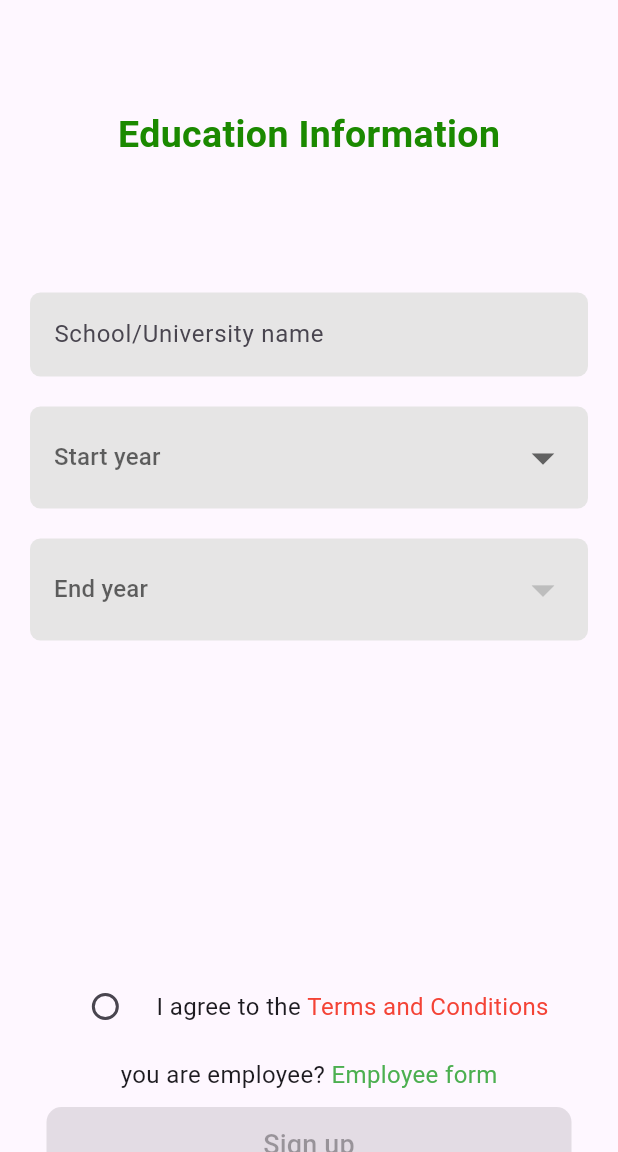
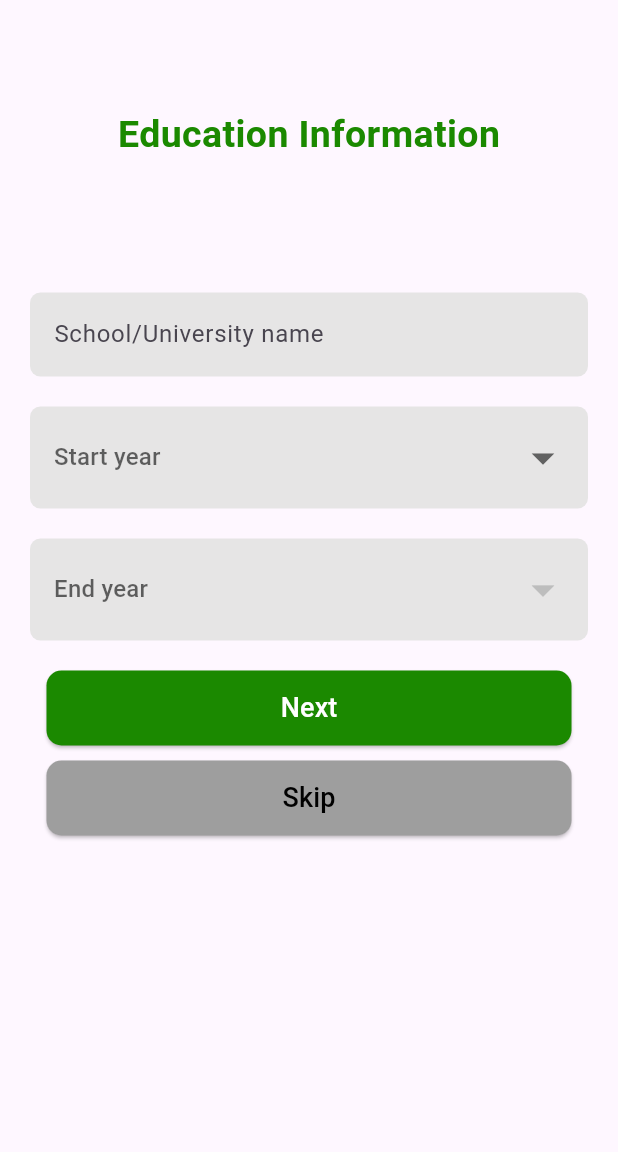
Before and after one commit to PongkhunP/NampaHub, a Flutter app: the MyRegisterEdu screen opened directly with empty values, on a phone screen of 412 x 824 dp, the part 84-1236 px from its top. Run offline on Flutter 3.47's test engine with Material 3 defaults, Android fonts, the phone set to English and light mode, and no system bars; our stand-ins replace flutter_dotenv, google_fonts, image_picker, jwt_decoder, percent_indicator, shared_preferences; accounts and stored records are empty.

Commit message:
[EDIT] register_edu_page.dart, register_workinfo_page.dart
- remove switching callback function from both page
- remove term & condition UI out of register_edu_page.dart
- connect full register endpoints to register_work_info.dart

```diff
--- a/lib/pages/register_edu_page.dart
+++ b/lib/pages/register_edu_page.dart
@@ -1,13 +1,13 @@
+import 'dart:math';
+
 import 'package:flutter/material.dart';
 import 'package:nampa_hub/src/user.dart';
 import 'package:nampa_hub/src/widget.dart';
 import 'package:nampa_hub/pages/register_workinfo_page.dart';
 
 class MyRegisterEdu extends StatefulWidget {
-  final VoidCallback showWorkregisPage;
   final User user;
-  const MyRegisterEdu(
-      {super.key, required this.showWorkregisPage, required this.user});
+  const MyRegisterEdu({super.key, required this.user});
 
   @override
   State<MyRegisterEdu> createState() => _MyRegisterState();
@@ -19,25 +19,22 @@ class _MyRegisterState extends State<MyRegisterEdu> {
   List<String> listYear = [];
 
   String? selectedJob;
-  bool isAgreed = false;
   List<String> joblist = ['Student', 'Police', 'Teacher', 'Marine'];
 
   final GlobalKey<FormState> _formKey = GlobalKey<FormState>();
 
-  void _validateAndRegister() {
+  void _validateAndSend() {
     if (_formKey.currentState?.validate() ?? false) {
-      if (isAgreed) {
       // Perform your submission logic here
-        registerUser();
-      } else {
-        print("You must agree to the terms and conditions");
-      }
+      Navigator.push(context, MaterialPageRoute(
+        builder: (context) {
+          return MyRegisterWorkInfo(user: widget.user);
+        },
+      ));
     } else {
       print("Form is invalid");
     }
   }
-
-  void registerUser() async {}
 
   final Map<String, List<String>> yearMap = {
     '1997': ['2020', '2021', '2022', '2023'],
@@ -53,56 +50,56 @@ class _MyRegisterState extends State<MyRegisterEdu> {
   //   );
   // }
 
-  void _showTermsDialog() {
-    showDialog(
-      context: context,
-      builder: (BuildContext context) {
-        return AlertDialog(
-          title: const Text('Terms and Conditions'),
-          content: const SingleChildScrollView(
-            child: Text(
-              'Terms and Conditions\n\n'
-              '1. Introduction\n\n'
-              'Welcome to NamPaHUB. By using our application, you agree to comply with and be bound by the following terms and conditions. Please review them carefully. If you do not agree to these terms and conditions, you should not use our application.\n\n'
-              '2. Information Collection\n\n'
-              'We collect the following personal information from you to verify your identity as a human user:\n'
-              '- Name\n'
-              '- Work Information (e.g., job title, company name)\n'
-              '- Location\n\n'
-              '3. Use of Information\n\n'
-              'The information we collect is used solely for the purpose of verifying that you are a human user. We do not share, sell, or distribute your personal information to third parties without your explicit consent, except as required by law.\n\n'
-              '4. Data Protection\n\n'
-              'We are committed to ensuring that your information is secure. In order to prevent unauthorized access or disclosure, we have put in place suitable physical, electronic, and managerial procedures to safeguard and secure the information we collect online.\n\n'
-              '5. User Responsibilities\n\n'
-              'By providing your personal information, you:\n'
-              '- Confirm that the information you provide is accurate and complete.\n'
-              '- Agree to update your information as necessary to keep it accurate and complete.\n'
-              '- Acknowledge that providing false or misleading information may result in the termination of your account.\n\n'
-              '6. Account Termination\n\n'
-              'We reserve the right to terminate or suspend your account at any time, without prior notice, for any reason, including but not limited to violation of these terms and conditions.\n\n'
-              '7. Changes to Terms and Conditions\n\n'
-              'We may update these terms and conditions from time to time. Any changes will be posted on this page, and we encourage you to review our terms and conditions regularly to stay informed of any updates.\n\n'
-              '8. Contact Us\n\n'
-              'If you have any questions or concerns about these terms and conditions, please contact us at support@nampahub.com.\n\n'
-              '9. Acceptance of Terms\n\n'
-              'By using our application, you signify your acceptance of these terms and conditions. If you do not agree to these terms, please do not use our application. Your continued use of the application following the posting of changes to these terms will be deemed your acceptance of those changes.\n',
-            ),
-          ),
-          actions: <Widget>[
-            TextButton(
-              child: const Text('Close'),
-              onPressed: () {
-                setState(() {
-                  isAgreed = true;
-                });
-                Navigator.of(context).pop();
-              },
-            ),
-          ],
-        );
-      },
-    );
-  }
+  // void _showTermsDialog() {
+  //   showDialog(
+  //     context: context,
+  //     builder: (BuildContext context) {
+  //       return AlertDialog(
+  //         title: const Text('Terms and Conditions'),
+  //         content: const SingleChildScrollView(
+  //           child: Text(
+  //             'Terms and Conditions\n\n'
+  //             '1. Introduction\n\n'
+  //             'Welcome to NamPaHUB. By using our application, you agree to comply with and be bound by the following terms and conditions. Please review them carefully. If you do not agree to these terms and conditions, you should not use our application.\n\n'
+  //             '2. Information Collection\n\n'
+  //             'We collect the following personal information from you to verify your identity as a human user:\n'
+  //             '- Name\n'
+  //             '- Work Information (e.g., job title, company name)\n'
+  //             '- Location\n\n'
+  //             '3. Use of Information\n\n'
+  //             'The information we collect is used solely for the purpose of verifying that you are a human user. We do not share, sell, or distribute your personal information to third parties without your explicit consent, except as required by law.\n\n'
+  //             '4. Data Protection\n\n'
+  //             'We are committed to ensuring that your information is secure. In order to prevent unauthorized access or disclosure, we have put in place suitable physical, electronic, and managerial procedures to safeguard and secure the information we collect online.\n\n'
+  //             '5. User Responsibilities\n\n'
+  //             'By providing your personal information, you:\n'
+  //             '- Confirm that the information you provide is accurate and complete.\n'
+  //             '- Agree to update your information as necessary to keep it accurate and complete.\n'
+  //             '- Acknowledge that providing false or misleading information may result in the termination of your account.\n\n'
+  //             '6. Account Termination\n\n'
+  //             'We reserve the right to terminate or suspend your account at any time, without prior notice, for any reason, including but not limited to violation of these terms and conditions.\n\n'
+  //             '7. Changes to Terms and Conditions\n\n'
+  //             'We may update these terms and conditions from time to time. Any changes will be posted on this page, and we encourage you to review our terms and conditions regularly to stay informed of any updates.\n\n'
+  //             '8. Contact Us\n\n'
+  //             'If you have any questions or concerns about these terms and conditions, please contact us at support@nampahub.com.\n\n'
+  //             '9. Acceptance of Terms\n\n'
+  //             'By using our application, you signify your acceptance of these terms and conditions. If you do not agree to these terms, please do not use our application. Your continued use of the application following the posting of changes to these terms will be deemed your acceptance of those changes.\n',
+  //           ),
+  //         ),
+  //         actions: <Widget>[
+  //           TextButton(
+  //             child: const Text('Close'),
+  //             onPressed: () {
+  //               setState(() {
+  //                 isAgreed = true;
+  //               });
+  //               Navigator.of(context).pop();
+  //             },
+  //           ),
+  //         ],
+  //       );
+  //     },
+  //   );
+  // }
 
   @override
   Widget build(BuildContext context) {
@@ -162,12 +159,15 @@ class _MyRegisterState extends State<MyRegisterEdu> {
                                     BorderRadius.all(Radius.circular(7)),
                                 borderSide: BorderSide.none),
                           ),
-                        validator: (suName) => suName!.isEmpty
-                            ? 'Enter Your company name'
-                            : RegExp('[a-zA-Z]').hasMatch(suName)
-                                ? null
-                                : 'Enter a Valid School/University name'),
-                  ),
+                          validator: (suName) {
+                            if (suName!.isNotEmpty) {
+                              if (RegExp('[a-zA-Z]').hasMatch(suName)) {
+                                return null;
+                              } else {
+                                return 'Enter a Valid School/University name';
+                              }
+                            }
+                          })),
                   Padding(
                     padding: const EdgeInsets.symmetric(
                         horizontal: 20, vertical: 10),
@@ -194,12 +194,6 @@ class _MyRegisterState extends State<MyRegisterEdu> {
                       iconSize: 36,
                       isExpanded: true,
                       value: selectedstartYear,
-                      validator: (value) {
-                        if (value == null) {
-                          return 'Please select your start year';
-                        }
-                        return null;
-                      },
                       onChanged: (newValue) {
                         setState(() {
                           selectedstartYear = newValue;
@@ -241,13 +235,6 @@ class _MyRegisterState extends State<MyRegisterEdu> {
                       iconSize: 36,
                       isExpanded: true,
                       value: selectedendYear,
-                      validator: (value) {
-                        if (selectedendYear == null &&
-                            (value == null || value.isEmpty)) {
-                          return 'Please select your end year';
-                        }
-                        return null;
-                      },
                       onChanged: (newValue) {
                         setState(() {
                           selectedendYear = newValue;
@@ -262,76 +249,75 @@ class _MyRegisterState extends State<MyRegisterEdu> {
                     ),
                   ),
 
-                  Center(
-                    child: Column(
-                      children: [
-                        Padding(
-                          padding: const EdgeInsets.only(top: 210),
-                          child: Row(
-                            mainAxisAlignment: MainAxisAlignment.center,
-                            children: [
-                              Checkbox(
-                                shape: const CircleBorder(),
-                                value: isAgreed,
-                                onChanged: (newValue) {
-                                  setState(() {
-                                    isAgreed = newValue!;
-                                  });
-                                },
-                              ),
-                              const SizedBox(width: 10),
-                              const Text(
-                                'I agree to the ',
-                                style: TextStyle(fontSize: 16),
-                              ),
-                              GestureDetector(
-                                onTap: _showTermsDialog,
-                                child: const Text(
-                                  'Terms and Conditions',
-                                  style: TextStyle(
-                                    fontSize: 16,
-                                    color: Colors.red,
-                                  ),
-                                ),
-                              ),
-                            ],
-                          ),
-                        ),
-                        Padding(
-                          padding: const EdgeInsets.only(top: 10),
-                          child: Row(
-                            mainAxisAlignment: MainAxisAlignment.center,
-                            children: [
-                              const Text(
-                                'you are employee? ',
-                                style: TextStyle(fontSize: 16),
-                              ),
-                              GestureDetector(
-                                onTap: widget.showWorkregisPage,
-                                child: const Text(
-                                  'Employee form',
-                                  style: TextStyle(
-                                    fontSize: 16,
-                                    color: Colors.green,
-                                  ),
-                                ),
-                              ),
-                            ],
-                          ),
-                        ),
-                      ],
-                    ),
-                  ),
+                  // Center(
+                  //   child: Column(
+                  //     children: [
+                  //       Padding(
+                  //         padding: const EdgeInsets.only(top: 210),
+                  //         child: Row(
+                  //           mainAxisAlignment: MainAxisAlignment.center,
+                  //           children: [
+                  //             Checkbox(
+                  //               shape: const CircleBorder(),
+                  //               value: isAgreed,
+                  //               onChanged: (newValue) {
+                  //                 setState(() {
+                  //                   isAgreed = newValue!;
+                  //                 });
+                  //               },
+                  //             ),
+                  //             const SizedBox(width: 10),
+                  //             const Text(
+                  //               'I agree to the ',
+                  //               style: TextStyle(fontSize: 16),
+                  //             ),
+                  //             GestureDetector(
+                  //               onTap: _showTermsDialog,
+                  //               child: const Text(
+                  //                 'Terms and Conditions',
+                  //                 style: TextStyle(
+                  //                   fontSize: 16,
+                  //                   color: Colors.red,
+                  //                 ),
+                  //               ),
+                  //             ),
+                  //           ],
+                  //         ),
+                  //       ),
+                  //       Padding(
+                  //         padding: const EdgeInsets.only(top: 10),
+                  //         child: Row(
+                  //           mainAxisAlignment: MainAxisAlignment.center,
+                  //           children: [
+                  //             const Text(
+                  //               'you are employee? ',
+                  //               style: TextStyle(fontSize: 16),
+                  //             ),
+                  //             GestureDetector(
+                  //               onTap: () {},
+                  //               child: const Text(
+                  //                 'Employee form',
+                  //                 style: TextStyle(
+                  //                   fontSize: 16,
+                  //                   color: Colors.green,
+                  //                 ),
+                  //               ),
+                  //             ),
+                  //           ],
+                  //         ),
+                  //       ),
+                  //     ],
+                  //   ),
+                  // ),
 
                   const SizedBox(height: 10),
                   SizedBox(
                     width: 350,
                     height: 50,
                     child: ElevatedButton(
-                      onPressed: isAgreed ? _validateAndRegister : null,
+                      onPressed: _validateAndSend,
                       style: ElevatedButton.styleFrom(
-                        backgroundColor:
-                            isAgreed ? const Color(0xFF1B8900) : Colors.grey,
+                        backgroundColor: const Color(0xFF1B8900),
                         foregroundColor: Colors.white,
                         shape: RoundedRectangleBorder(
                           borderRadius:
@@ -339,8 +325,28 @@ class _MyRegisterState extends State<MyRegisterEdu> {
                         ),
                       ),
                       child: const Text(
-                        'Sign up',
+                        'Next',
                         style: TextStyle(fontSize: 18),
+                      ),
+                    ),
+                  ),
+                  const SizedBox(height: 10),
+                  SizedBox(
+                    width: 350,
+                    height: 50,
+                    child: ElevatedButton(
+                      onPressed: _validateAndSend,
+                      style: ElevatedButton.styleFrom(
+                        backgroundColor: Colors.grey,
+                        foregroundColor: Colors.white,
+                        shape: RoundedRectangleBorder(
+                          borderRadius:
+                              BorderRadius.circular(10), // Circle shape
+                        ),
+                      ),
+                      child: const Text(
+                        'Skip',
+                        style: TextStyle(fontSize: 18, color: Colors.black),
                       ),
                     ),
                   ),
```
Also changed, not shown: lib/pages/register_workinfo_page.dart (+81 -40 lines). Lines whose indentation alone changed are shown as unchanged.
